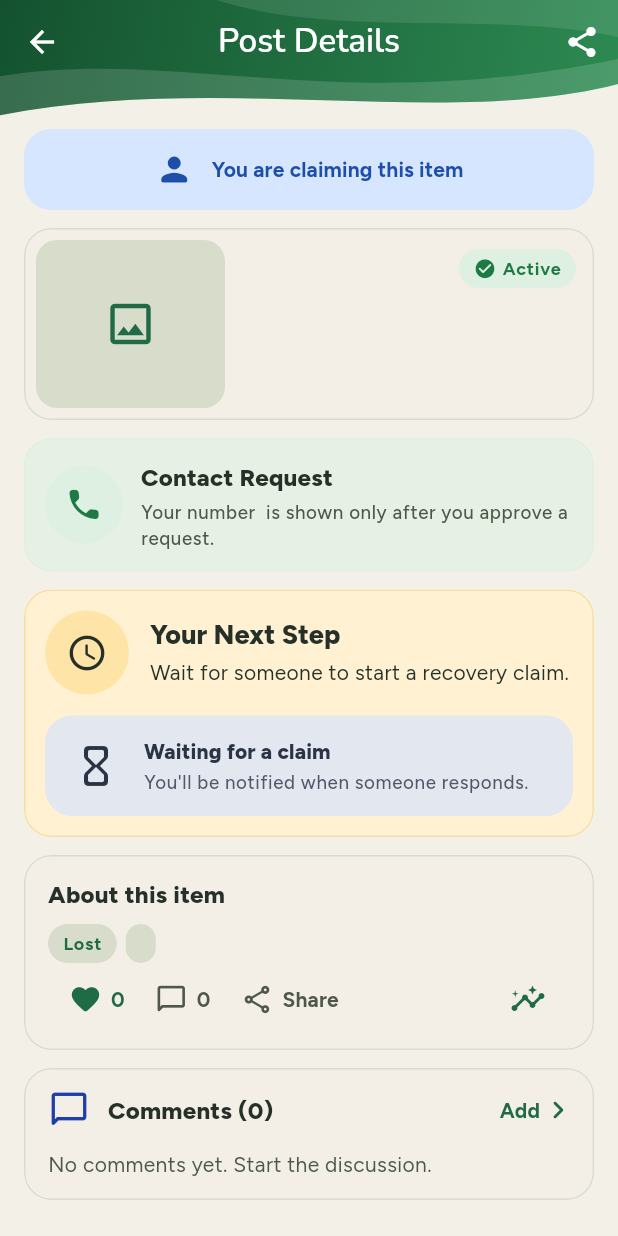
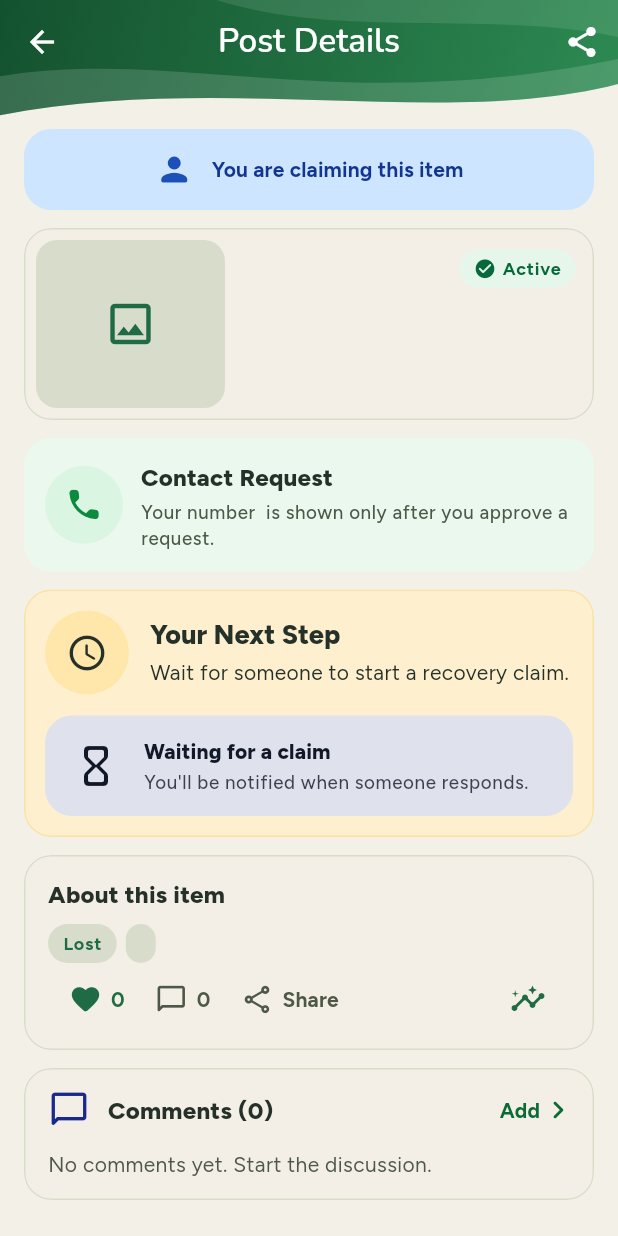
Before and after one commit to mqasim434/Civic-Citizen, a Flutter app: the _PostDetailBody screen opened directly with empty values, on a phone screen of 412 x 824 dp. Run offline on Flutter 3.47's test engine with Material 3 defaults, Android fonts, the phone set to English and light mode, and no system bars; our stand-ins replace app_links, cloud_firestore, file_picker, firebase_auth, firebase_core, flutter_animate and 10 more; missing offline and left inert: custom_info_window, google_mlkit_face_detection, mobile_scanner; accounts and stored records are empty.

Commit message:
fix: Match post details colours exactly to the mockup
Co-Authored-By: Claude Opus 5.5 <noreply@anthropic.com>
Claude-Session: https://claude.ai/code/session_01KQGoRTx7FGdc3Di3gnfFEu

```diff
--- a/lib/features/posts/views/post_detail_view.dart
+++ b/lib/features/posts/views/post_detail_view.dart
@@ -243,19 +243,19 @@ class _Tints {
 
   static _Tints blue(bool dark) => dark
       ? const _Tints(Color(0xFF14294A), Color(0xFF8AB4FF))
-      : const _Tints(Color(0xFFD6E6FF), Color(0xFF1E4FA8));
+      : const _Tints(Color(0xFFCDE5FF), Color(0xFF12358F));
 
   static _Tints green(bool dark) => dark
       ? const _Tints(Color(0xFF173B25), Color(0xFF5FD38A))
-      : const _Tints(Color(0xFFDDF0E1), Color(0xFF1E7A45));
+      : const _Tints(Color(0xFFD6F3E1), Color(0xFF0E5C2F));
 
   static _Tints amber(bool dark) => dark
       ? const _Tints(Color(0xFF2E2716), Color(0xFFF2C96B), Color(0xFF4A3D1C))
-      : const _Tints(Color(0xFFFFF1D2), Color(0xFF8A5D0B), Color(0xFFF5DFA6));
+      : const _Tints(Color(0xFFFEEFCE), Color(0xFF8A5D0B), Color(0xFFF8E2A8));
 
   static _Tints waiting(bool dark) => dark
       ? const _Tints(Color(0xFF1F2A3A), Color(0xFFC7CFDC))
-      : const _Tints(Color(0xFFE3E7F0), Color(0xFF2B3445));
+      : const _Tints(Color(0xFFDFE1ED), Color(0xFF111827));
 }
 
 class _CardBox extends StatelessWidget {
@@ -358,7 +358,15 @@ class _RoleBanner extends StatelessWidget {
       child: Row(
         mainAxisAlignment: MainAxisAlignment.center,
         children: [
-          Icon(icon, color: tint.fg, size: 26),
+          Icon(
+            icon,
+            color: dark
+                ? tint.fg
+                : (tint.bg == _Tints.blue(false).bg
+                    ? const Color(0xFF1D4FB8)
+                    : const Color(0xFF17883F)),
+            size: 26,
+          ),
           const SizedBox(width: 12),
           Flexible(
             child: Text(
@@ -410,7 +418,9 @@ class _SummaryCard extends StatelessWidget {
       statusPill = _StatusPill(
         label: 'Active',
         icon: Icons.check_circle_rounded,
-        tint: _Tints.green(dark),
+        tint: dark
+            ? _Tints.green(true)
+            : const _Tints(Color(0xFFE6F6EB), Color(0xFF06693B)),
       );
     }
 
@@ -746,7 +756,13 @@ class _ContactCardState extends State<_ContactCard> {
     final user = context.watch<AuthController>().user;
     if (user == null) return const SizedBox.shrink();
     final dark = Theme.of(context).brightness == Brightness.dark;
-    final tint = _Tints.green(dark);
+    // Card, icon bubble, icon and button colours from the mockup.
+    final cardBg = dark ? const Color(0xFF15301F) : const Color(0xFFEBF8EE);
+    final bubbleBg = dark ? const Color(0xFF1C4A2E) : const Color(0xFFDAF5E2);
+    final iconColor = dark ? const Color(0xFF5FD38A) : const Color(0xFF0B8A40);
+    final tint = dark
+        ? _Tints.green(true)
+        : const _Tints(Color(0xFFDAF5E2), Color(0xFF1B6446));
     final isAuthor = widget.post.authorId == user.uid;
 
     Widget card({
@@ -756,8 +772,8 @@ class _ContactCardState extends State<_ContactCard> {
     }) {
       final theme = Theme.of(context);
       return _CardBox(
-        color: tint.bg.withValues(alpha: dark ? 0.6 : 0.55),
-        borderColor: tint.bg,
+        color: cardBg,
+        borderColor: cardBg,
         padding: const EdgeInsets.fromLTRB(14, 14, 14, 14),
         child: Column(
           crossAxisAlignment: CrossAxisAlignment.stretch,
@@ -766,8 +782,8 @@ class _ContactCardState extends State<_ContactCard> {
               children: [
                 _IconBubble(
                   icon: Icons.phone_rounded,
-                  bg: tint.bg,
-                  fg: tint.fg,
+                  bg: bubbleBg,
+                  fg: iconColor,
                 ),
                 const SizedBox(width: 12),
                 Expanded(
@@ -1192,7 +1208,7 @@ class _StepBox extends StatelessWidget {
                 icon: icon,
                 bg: dark
                     ? const Color(0xFF4A3D1C)
-                    : const Color(0xFFFFE4A8),
+                    : const Color(0xFFFFE7AB),
                 fg: c.ink,
                 size: 56,
               ),
@@ -1281,7 +1297,7 @@ class _StepButton extends StatelessWidget {
       child: FilledButton.icon(
         onPressed: busy ? null : onTap,
         style: FilledButton.styleFrom(
-          backgroundColor: dark ? const Color(0xFF1F9D55) : const Color(0xFF168A43),
+          backgroundColor: dark ? const Color(0xFF1F9D55) : const Color(0xFF018D44),
           foregroundColor: Colors.white,
           shape: const StadiumBorder(),
           textStyle: Theme.of(context).textTheme.titleMedium?.copyWith(
@@ -1405,7 +1421,8 @@ class _CommentsCard extends StatelessWidget {
     final theme = Theme.of(context);
     final c = AppTheme.colors(context);
     final dark = theme.brightness == Brightness.dark;
-    final accent = dark ? const Color(0xFF8AB4FF) : const Color(0xFF1E3FA8);
+    final accent = dark ? const Color(0xFF8AB4FF) : const Color(0xFF1A2A8C);
+    final viewAll = dark ? c.olive : const Color(0xFF0B6B35);
 
     return StreamBuilder<List<PostComment>>(
       stream: context.read<CommentService>().watchComments(postId),
@@ -1433,11 +1450,11 @@ class _CommentsCard extends StatelessWidget {
                   Text(
                     comments.isEmpty ? 'Add' : 'View All',
                     style: theme.textTheme.labelLarge?.copyWith(
-                      color: c.olive,
+                      color: viewAll,
                       fontWeight: FontWeight.w700,
                     ),
                   ),
-                  Icon(Icons.chevron_right_rounded, color: c.olive),
+                  Icon(Icons.chevron_right_rounded, color: viewAll),
                 ],
               ),
               const SizedBox(height: 12),
```
